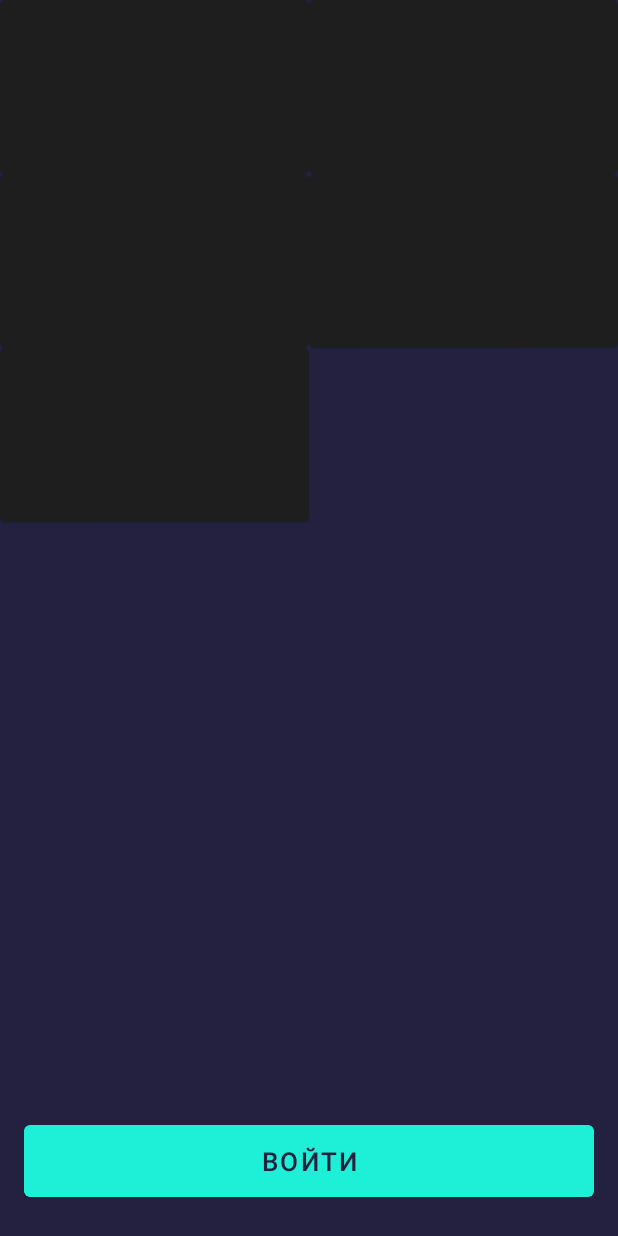
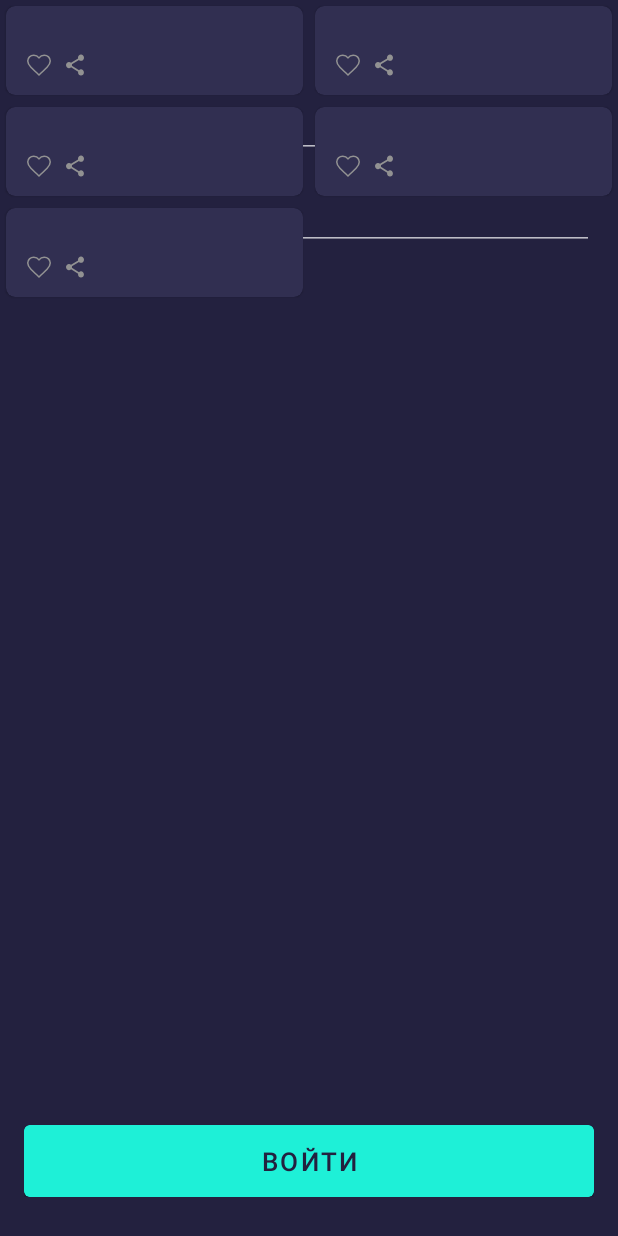
Before and after one commit to ShiryaevNikolay/SurfProject, an Android app: the fragment MemesFragment placed in its activity, on a phone screen of 412 x 824 dp. Run offline under Robolectric (Android 15) with nearby library versions, the phone set to English and light mode, and no system bars; our stand-ins replace RxJava; plain views replace ExtendedEditText, TextFieldBoxes; network calls fail; 4 statements that could not run were skipped.

Commit message:
7_task. Начал изменть дизайн item списка

```diff
--- a/app/build.gradle
+++ b/app/build.gradle
@@ -51,6 +51,7 @@ dependencies {
     implementation 'io.reactivex.rxjava3:rxkotlin:3.0.1'
     implementation 'io.reactivex.rxjava3:rxandroid:3.0.0'
     implementation 'androidx.recyclerview:recyclerview:1.1.0'
+    implementation 'com.github.bumptech.glide:glide:4.11.0'
     //
     testImplementation 'junit:junit:4.13'
     androidTestImplementation 'androidx.test.ext:junit:1.1.2'
@@ -58,4 +59,5 @@ dependencies {
     implementation 'com.github.HITGIF:TextFieldBoxes:1.4.5'
 
     implementation 'ru.surfstudio.android:easyadapter:2.0.0'
+    annotationProcessor 'com.github.bumptech.glide:compiler:4.11.0'
 }
--- a/app/src/main/java/ru/shiryaev/surfproject/adapters/ListMemeAdapter.kt
+++ b/app/src/main/java/ru/shiryaev/surfproject/adapters/ListMemeAdapter.kt
@@ -18,12 +18,7 @@ class ListMemeAdapter : RecyclerView.Adapter<ListMemeAdapter.MemeHolder>() {
 
     override fun onBindViewHolder(holder: MemeHolder, position: Int) {
         if (listMemes.isNotEmpty()) {
-            holder.itemView.id_meme.text = listMemes[0].id
             holder.itemView.title.text = listMemes[0].title
-            holder.itemView.description.text = listMemes[0].description
-            holder.itemView.isFavorite.text = listMemes[0].isFavorite.toString()
-            holder.itemView.createdDate.text = listMemes[0].createdDate.toString()
-            holder.itemView.photoUrl.text = listMemes[0].photoUrl
         }
     }
 
--- a/app/src/main/java/ru/shiryaev/surfproject/fragments/LoginScreenFragment.kt
+++ b/app/src/main/java/ru/shiryaev/surfproject/fragments/LoginScreenFragment.kt
@@ -83,7 +83,7 @@ class LoginScreenFragment : Fragment(), View.OnClickListener {
 
     override fun onClick(v: View?) {
         when (v) {
-            view_btn.login_btn -> clickLoginBtn()
+            view_btn.login_btn -> Handler().postDelayed({clickLoginBtn()}, 200)
             input_layout_password.endIconImageButton -> {
                 showPassword = !showPassword
                 cursorPosition = input_field_password.selectionStart
--- a/app/src/main/java/ru/shiryaev/surfproject/fragments/MemesFragment.kt
+++ b/app/src/main/java/ru/shiryaev/surfproject/fragments/MemesFragment.kt
@@ -1,24 +1,31 @@
 package ru.shiryaev.surfproject.fragments
 
+import android.annotation.SuppressLint
 import android.content.Context
+import android.content.res.ColorStateList
+import android.graphics.drawable.RippleDrawable
 import android.os.Bundle
+import android.os.Handler
 import android.view.LayoutInflater
 import android.view.View
 import android.view.ViewGroup
 import android.widget.Toast
+import androidx.core.content.ContextCompat
 import androidx.core.view.isVisible
 import androidx.fragment.app.Fragment
 import androidx.recyclerview.widget.StaggeredGridLayoutManager
 import io.reactivex.rxjava3.android.schedulers.AndroidSchedulers
 import io.reactivex.rxjava3.schedulers.Schedulers
 import kotlinx.android.synthetic.main.fragment_memes.view.*
+import kotlinx.android.synthetic.main.meme_item.*
+import kotlinx.android.synthetic.main.meme_item.view.*
 import ru.shiryaev.surfproject.MainActivity
 import ru.shiryaev.surfproject.R
 import ru.shiryaev.surfproject.adapters.ListMemeAdapter
 import ru.shiryaev.surfproject.interfaces.CurrentFragmentListener
 import ru.shiryaev.surfproject.services.NetworkService
 
-class MemesFragment : Fragment() {
+class MemesFragment : Fragment(), View.OnClickListener {
 
     private lateinit var currentFragment: CurrentFragmentListener
     private lateinit var memesAdapter: ListMemeAdapter
@@ -30,6 +37,7 @@ class MemesFragment : Fragment() {
         currentFragment = (context as MainActivity).supportFragmentManager.findFragmentById(R.id.nav_host_fragment)?.childFragmentManager?.fragments?.get(0) as CurrentFragmentListener
     }
 
+    @SuppressLint("UseCompatLoadingForDrawables")
     override fun onCreateView(
         inflater: LayoutInflater,
         container: ViewGroup?,
@@ -65,6 +73,20 @@ class MemesFragment : Fragment() {
     override fun onResume() {
         super.onResume()
         currentFragment.currentFragment(NAME_FRAGMENT)
+
+//        btn_favorite.setOnClickListener(this)
+    }
+
+    override fun onClick(v: View?) {
+        when (v?.id) {
+            R.id.btn_favorite -> onCLickFavorite(v)
+        }
+    }
+
+    private fun onCLickFavorite(v: View) {
+        Handler().postDelayed({
+            //
+        }, 100)
     }
 
     companion object {
--- a/app/src/main/java/ru/shiryaev/surfproject/interfaces/JSONPlaceHolderApi.kt
+++ b/app/src/main/java/ru/shiryaev/surfproject/interfaces/JSONPlaceHolderApi.kt
@@ -12,6 +12,6 @@ interface JSONPlaceHolderApi {
     @POST("AndroidSchool/SurfAndroidSchool/1.0.0/auth/login")
     fun getToken(@Body body: RequestBody): Observable<User>
 
-    @GET("AndroidSchool/SurfAndroidSchool/1.0.0/memes")
+    @GET("android_vsu/memes")
     fun getMemes() : Observable<List<Meme>>
 }
--- a/app/src/main/java/ru/shiryaev/surfproject/services/NetworkService.kt
+++ b/app/src/main/java/ru/shiryaev/surfproject/services/NetworkService.kt
@@ -8,7 +8,7 @@ import ru.shiryaev.surfproject.interfaces.JSONPlaceHolderApi
 object NetworkService {
 
     private var mRetrofit: Retrofit = Retrofit.Builder()
-        .baseUrl("https://virtserver.swaggerhub.com/")
+        .baseUrl("https://r2.mocker.surfstudio.ru/")
         .addCallAdapterFactory(RxJava3CallAdapterFactory.create())
         .addConverterFactory(GsonConverterFactory.create())
         .build()
--- /dev/null
+++ b/app/src/main/res/drawable/ic_favorite.xml
@@ -0,0 +1,11 @@
+<vector xmlns:android="http://schemas.android.com/apk/res/android"
+    android:width="24dp"
+    android:height="24dp"
+    android:viewportWidth="24"
+    android:viewportHeight="24">
+  <path
+      android:strokeWidth="1"
+      android:pathData="M11.9999,7.241C11.2149,6.1874 9.8739,5.5 8.5,5.5C6.2651,5.5 4.5,7.1541 4.5,9.375C4.5,10.8988 5.3545,12.1942 6.6156,13.5467C7.3553,14.3401 8.2865,15.2034 9.3351,16.1756C10.0594,16.8471 10.8398,17.5705 11.6517,18.3588L12,18.6968L12.3483,18.3588C13.1602,17.5705 13.9405,16.8471 14.6649,16.1756C15.7135,15.2034 16.6447,14.3401 17.3844,13.5467C18.6455,12.1942 19.5,10.8988 19.5,9.375C19.5,7.1541 17.7349,5.5 15.5,5.5C14.1248,5.5 12.7846,6.1874 11.9999,7.241Z"
+      android:fillColor="#00000000"
+      android:strokeColor="#ffffff"/>
+</vector>
--- /dev/null
+++ b/app/src/main/res/drawable/ic_favorite_checked.xml
@@ -0,0 +1,11 @@
+<vector xmlns:android="http://schemas.android.com/apk/res/android"
+    android:width="24dp"
+    android:height="24dp"
+    android:viewportWidth="24"
+    android:viewportHeight="24">
+  <path
+      android:strokeWidth="1"
+      android:pathData="M11.9999,7.241C11.2149,6.1874 9.8739,5.5 8.5,5.5C6.2651,5.5 4.5,7.1541 4.5,9.375C4.5,10.8988 5.3545,12.1942 6.6156,13.5467C7.3553,14.3401 8.2865,15.2034 9.3351,16.1756C10.0594,16.8471 10.8398,17.5705 11.6517,18.3588L12,18.6968L12.3483,18.3588C13.1602,17.5705 13.9405,16.8471 14.6649,16.1756C15.7135,15.2034 16.6447,14.3401 17.3844,13.5467C18.6455,12.1942 19.5,10.8988 19.5,9.375C19.5,7.1541 17.7349,5.5 15.5,5.5C14.1248,5.5 12.7846,6.1874 11.9999,7.241Z"
+      android:fillColor="#1EF0D7"
+      android:strokeColor="#1EF0D7"/>
+</vector>
--- /dev/null
+++ b/app/src/main/res/drawable/ic_share_item.xml
@@ -0,0 +1,9 @@
+<vector xmlns:android="http://schemas.android.com/apk/res/android"
+    android:width="24dp"
+    android:height="24dp"
+    android:viewportWidth="24"
+    android:viewportHeight="24">
+  <path
+      android:pathData="M16,14.8956C15.4933,14.8956 15.04,15.1064 14.6933,15.4367L9.94,12.5201C9.9733,12.3584 10,12.1968 10,12.0281C10,11.8594 9.9733,11.6978 9.94,11.5361L14.64,8.6476C15,8.999 15.4733,9.2169 16,9.2169C17.1067,9.2169 18,8.2751 18,7.1084C18,5.9418 17.1067,5 16,5C14.8933,5 14,5.9418 14,7.1084C14,7.2771 14.0267,7.4387 14.06,7.6004L9.36,10.489C9,10.1376 8.5267,9.9197 8,9.9197C6.8933,9.9197 6,10.8614 6,12.0281C6,13.1948 6.8933,14.1365 8,14.1365C8.5267,14.1365 9,13.9187 9.36,13.5673L14.1067,16.491C14.0733,16.6386 14.0533,16.7932 14.0533,16.9478C14.0533,18.0793 14.9267,19 16,19C17.0733,19 17.9467,18.0793 17.9467,16.9478C17.9467,15.8163 17.0733,14.8956 16,14.8956Z"
+      android:fillColor="#ffffff"/>
+</vector>
--- /dev/null
+++ b/app/src/main/res/drawable/ripple_effect.xml
@@ -0,0 +1,15 @@
+<?xml version="1.0" encoding="utf-8"?>
+<selector xmlns:android="http://schemas.android.com/apk/res/android">
+
+    <item android:state_pressed="true">
+        <shape android:shape="rectangle">
+            <solid android:color="@color/colorAccent"/>
+        </shape>
+    </item>
+
+    <item>
+        <shape android:shape="rectangle">
+            <solid android:color="@android:color/transparent"/>
+        </shape>
+    </item>
+</selector>
--- /dev/null
+++ b/app/src/main/res/drawable/selector_checkbox_favorite.xml
@@ -0,0 +1,8 @@
+<?xml version="1.0" encoding="utf-8"?>
+<selector xmlns:android="http://schemas.android.com/apk/res/android">
+    <item android:state_checked="false"
+        android:drawable="@drawable/ic_favorite" />
+
+    <item android:state_checked="true"
+        android:drawable="@drawable/ic_favorite_checked"/>
+</selector>
--- /dev/null
+++ b/app/src/main/res/drawable/selector_checkbox_share.xml
@@ -0,0 +1,8 @@
+<?xml version="1.0" encoding="utf-8"?>
+<selector xmlns:android="http://schemas.android.com/apk/res/android">
+    <item android:state_checked="false"
+        android:drawable="@drawable/ic_share_item" />
+
+    <item android:state_checked="true"
+        android:drawable="@drawable/ic_share_item"/>
+</selector>
--- a/app/src/main/res/layout/fragment_login_screen.xml
+++ b/app/src/main/res/layout/fragment_login_screen.xml
@@ -61,7 +61,7 @@
         style="@style/CustomAuthBtn"
         android:layout_alignParentBottom="true">
 
-        <Button
+        <com.google.android.material.button.MaterialButton
             android:id="@+id/login_btn"
             android:layout_width="match_parent"
             android:layout_height="60dp"
--- a/app/src/main/res/layout/meme_item.xml
+++ b/app/src/main/res/layout/meme_item.xml
@@ -1,52 +1,52 @@
 <?xml version="1.0" encoding="utf-8"?>
-<com.google.android.material.card.MaterialCardView
-    xmlns:android="http://schemas.android.com/apk/res/android"
+<com.google.android.material.card.MaterialCardView xmlns:android="http://schemas.android.com/apk/res/android"
     android:layout_width="match_parent"
-    android:layout_height="wrap_content">
+    android:layout_height="wrap_content"
+    xmlns:app="http://schemas.android.com/apk/res-auto"
+    android:layout_margin="4dp"
+    app:cardCornerRadius="6dp"
+    android:backgroundTint="@color/secondaryColor">
 
-    <RelativeLayout
+    <LinearLayout
         android:layout_width="match_parent"
-        android:layout_height="match_parent">
+        android:layout_height="match_parent"
+        android:orientation="vertical">
 
-        <TextView
-            android:id="@+id/id_meme"
-            android:layout_width="wrap_content"
-            android:layout_height="wrap_content"
-            android:layout_centerInParent="true"/>
+        <ImageView
+            android:id="@+id/photoMeme"
+            android:layout_width="match_parent"
+            android:layout_height="wrap_content"/>
 
-        <TextView
-            android:id="@+id/title"
-            android:layout_width="wrap_content"
-            android:layout_height="wrap_content"
-            android:layout_centerInParent="true"
-            android:layout_below="@+id/id_meme"/>
+        <RelativeLayout
+            android:layout_width="match_parent"
+            android:layout_height="match_parent"
+            android:layout_marginHorizontal="10dp"
+            android:layout_marginVertical="8dp">
 
-        <TextView
-            android:id="@+id/description"
-            android:layout_width="wrap_content"
-            android:layout_height="wrap_content"
-            android:layout_centerInParent="true"
-            android:layout_below="@+id/title"/>
+            <TextView
+                android:id="@+id/title"
+                android:layout_width="match_parent"
+                android:layout_height="wrap_content"
+                android:maxLines="1"
+                android:layout_alignParentTop="true"
+                android:layout_alignParentStart="true"
+                android:layout_alignParentEnd="true"/>
 
-        <TextView
-            android:id="@+id/isFavorite"
-            android:layout_width="wrap_content"
-            android:layout_height="wrap_content"
-            android:layout_centerInParent="true"
-            android:layout_below="@+id/description"/>
+            <com.google.android.material.checkbox.MaterialCheckBox
+                android:id="@+id/btn_favorite"
+                android:layout_width="24dp"
+                android:layout_height="24dp"
+                style="@style/FavoriteCheckBox"
+                android:layout_below="@+id/title"
+                android:layout_alignParentStart="true"/>
 
-        <TextView
-            android:id="@+id/createdDate"
-            android:layout_width="wrap_content"
-            android:layout_height="wrap_content"
-            android:layout_centerInParent="true"
-            android:layout_below="@+id/isFavorite"/>
-
-        <TextView
-            android:id="@+id/photoUrl"
-            android:layout_width="wrap_content"
-            android:layout_height="wrap_content"
-            android:layout_centerInParent="true"
-            android:layout_below="@+id/createdDate"/>
-    </RelativeLayout>
+            <com.google.android.material.checkbox.MaterialCheckBox
+                android:id="@+id/btn_share"
+                android:layout_width="24dp"
+                android:layout_height="24dp"
+                style="@style/ShareCheckBox"
+                android:layout_below="@+id/title"
+                android:layout_toEndOf="@+id/btn_favorite"/>
+        </RelativeLayout>
+    </LinearLayout>
 </com.google.android.material.card.MaterialCardView>
--- a/app/src/main/res/values/colors.xml
+++ b/app/src/main/res/values/colors.xml
@@ -1,5 +1,6 @@
 <?xml version="1.0" encoding="utf-8"?>
 <resources>
+    <color name="white">#FFFFFF</color>
     <color name="colorPrimary">#6200EE</color>
     <color name="colorPrimaryDark">#3700B3</color>
     <color name="colorAccent">#1EF0D7</color>
@@ -9,4 +10,5 @@
     <color name="btmNavViewColor">#12102B</color>
     <color name="warningColor">#FF575D</color>
     <color name="textColor">#FEFEFE</color>
+    <color name="ripple_effect">#501EF0D7</color>
 </resources>
--- a/app/src/main/res/values/styles_view.xml
+++ b/app/src/main/res/values/styles_view.xml
@@ -20,4 +20,16 @@
     <style name="CustomAuthBtn" parent="Widget.MaterialComponents.Button">
         <item name="cardBackgroundColor">@color/colorAccent</item>
     </style>
+
+    <style name="FavoriteCheckBox" parent="Widget.AppCompat.CompoundButton.CheckBox">
+        <item name="android:button">@drawable/selector_checkbox_favorite</item>
+        <item name="colorControlNormal">@color/white</item>
+        <item name="colorControlActivated">@color/colorAccent</item>
+    </style>
+
+    <style name="ShareCheckBox" parent="Widget.AppCompat.CompoundButton.CheckBox">
+        <item name="android:button">@drawable/selector_checkbox_share</item>
+        <item name="colorControlNormal">@color/white</item>
+        <item name="colorControlActivated">@color/white</item>
+    </style>
 </resources>
--- a/build.gradle
+++ b/build.gradle
@@ -6,7 +6,7 @@ buildscript {
         jcenter()
     }
     dependencies {
-        classpath "com.android.tools.build:gradle:4.0.1"
+        classpath 'com.android.tools.build:gradle:4.0.2'
         classpath "org.jetbrains.kotlin:kotlin-gradle-plugin:$kotlin_version"
 
         // NOTE: Do not place your application dependencies here; they belong
```
